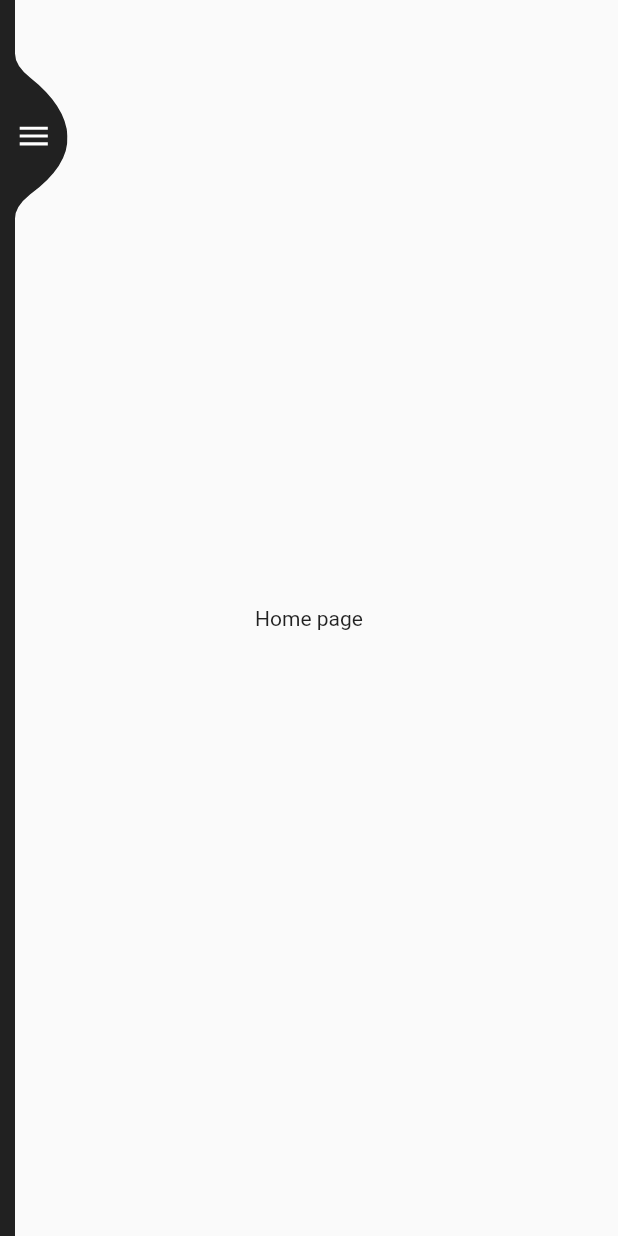
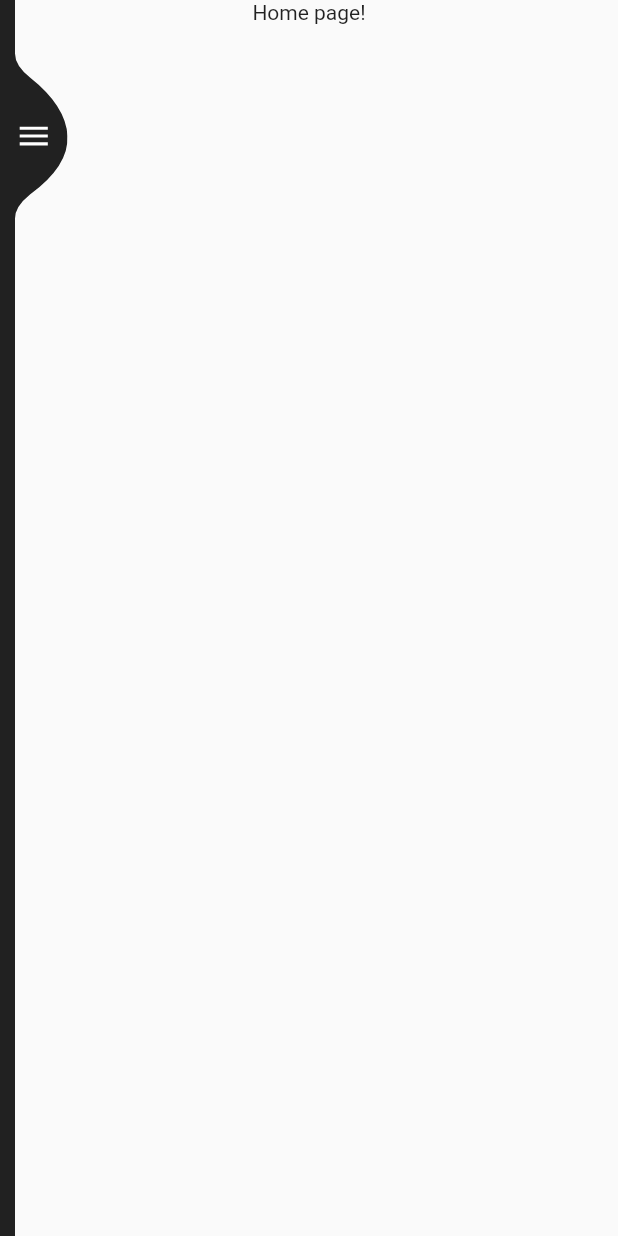
Before and after one commit to cacauisadog/hexagono-fatec, a Flutter app: the SideBarLayout screen opened directly, on a phone screen of 412 x 824 dp. Run offline on Flutter 3.47's test engine with Material 2 defaults, Android fonts, the phone set to English and light mode, and no system bars; our stand-ins replace bloc, flutter_bloc, rxdart.

Commit message:
Pelo menos agora a Homepage aparece

```diff
--- a/app/lib/bloc.navigation_bloc/navigation_bloc.dart
+++ b/app/lib/bloc.navigation_bloc/navigation_bloc.dart
@@ -1,13 +1,13 @@
 import 'package:bloc/bloc.dart';
 import 'package:app/screens/homepage.dart';
 import 'package:app/screens/notifications.dart';
-import 'package:app/screens/profile.dart';
+import 'package:app/screens/account.dart';
 import 'package:app/screens/settings.dart';
 import 'package:app/screens/logout.dart';
 
 enum NavigationEvents {
   HomePageClickedEvent,
-  MyProfileClickedEvent,
+  AccountClickedEvent,
   NotificationsClickedEvent,
   SettingsClickedEvent,
   LogoutClickedEvent
@@ -25,8 +25,8 @@ class NavigationBloc extends Bloc<NavigationEvents, NavigationStates>{
       case NavigationEvents.HomePageClickedEvent:
         yield Homepage();
         break;
-      case NavigationEvents.MyProfileClickedEvent:
-        yield MyProfile();
+      case NavigationEvents.AccountClickedEvent:
+        yield MyAccount();
         break;
       case NavigationEvents.SettingsClickedEvent:
         yield Settings();
@@ -39,5 +39,4 @@ class NavigationBloc extends Bloc<NavigationEvents, NavigationStates>{
         break;
     }
   }
-
 }
--- a/app/lib/screens/homepage.dart
+++ b/app/lib/screens/homepage.dart
@@ -1,11 +1,29 @@
 import 'package:flutter/material.dart';
 import 'package:app/bloc.navigation_bloc/navigation_bloc.dart';
 
-class Homepage extends StatelessWidget with NavigationStates {
+class HomepageBody extends StatelessWidget with NavigationStates {
+
   @override
   Widget build(BuildContext context) {
-    return Center(
-      child: Text('Home page'),
+    return SafeArea(
+      child:
+        Column(
+          children: <Widget>[
+            Center(
+              child: Text('Home page!'),
+            ),
+          ],
+        ),
     );
   }
 }
+
+class Homepage extends StatelessWidget with NavigationStates {
+
+  @override
+  Widget build(BuildContext context) {
+    return Scaffold(
+      body: HomepageBody(),
+    );
+  }
+}
--- a/app/lib/screens/sidebar/sidebar.dart
+++ b/app/lib/screens/sidebar/sidebar.dart
@@ -101,13 +101,13 @@ class _SidebarState extends State<Sidebar> with SingleTickerProviderStateMixin<S
                       SizedBox(height: 100,),
                       ListTile(
                         title: Text(
-                          "Bárbara",
+                          "Aaaaaaaaaa",
                           style: TextStyle(color: Colors.white,
                           fontSize: 30,
                           fontWeight: FontWeight.w800),
                         ),
                         subtitle: Text(
-                          "barbara.port@outlook.com",
+                          "aaaaaaaaaaa@outlook.com",
                           style: TextStyle(color: Colors.white12,
                           fontSize: 30,
                           fontWeight: FontWeight.w800),
@@ -148,7 +148,7 @@ class _SidebarState extends State<Sidebar> with SingleTickerProviderStateMixin<S
                         title: "My profile",
                         onTap: () {
                           onIconPressed();
-                          BlocProvider.of<NavigationBloc>(context).add(NavigationEvents.MyProfileClickedEvent);
+                          BlocProvider.of<NavigationBloc>(context).add(NavigationEvents.AccountClickedEvent);
                         }
                       ),
                       Divider(
--- a/app/lib/screens/signUp.dart
+++ b/app/lib/screens/signUp.dart
@@ -138,7 +138,7 @@ class _SignUpState extends State<SignUp> {
           return <Widget>[
             SliverAppBar(
               backgroundColor: Color(0xFF000000),
-              expandedHeight: 130.0,
+              expandedHeight: 120.0,
               floating: false,
               pinned: true,
               flexibleSpace: FlexibleSpaceBar(
@@ -152,10 +152,6 @@ class _SignUpState extends State<SignUp> {
                     fontSize: 18.0,
                     fontWeight: FontWeight.bold,
                   )
-                ),
-                background: Image.asset(
-                  "../assets/image_8fad1110-422d-4203-a9c3-89e646b9c68e20200318_204412 (1).jpg",
-                  fit: BoxFit.cover,
                 ),
               ),
             ),
```
Also changed, not shown: app/lib/screens/account.dart (added, +75 -0 lines).
